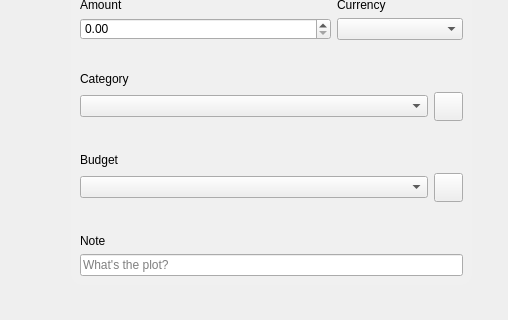
Qt form Desktop/Pages/NewTransaction/NewTransactionForm.ui (david4more/CoinWarden) before a commit; both pictures show x 232 to 740 and y 291 to 611 of the 1000 by 800 pixel window.
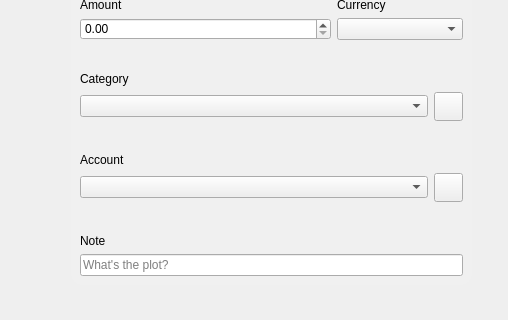
The same form after that commit. Icons and pictures are not drawn.

```diff
--- a/Desktop/Pages/NewTransaction/NewTransactionForm.ui
+++ b/Desktop/Pages/NewTransaction/NewTransactionForm.ui
@@ -252,7 +252,7 @@
            <item row="0" column="0">
             <widget class="QLabel" name="label_8">
              <property name="text">
-              <string>Budget</string>
+              <string>Account</string>
              </property>
             </widget>
            </item>
```
